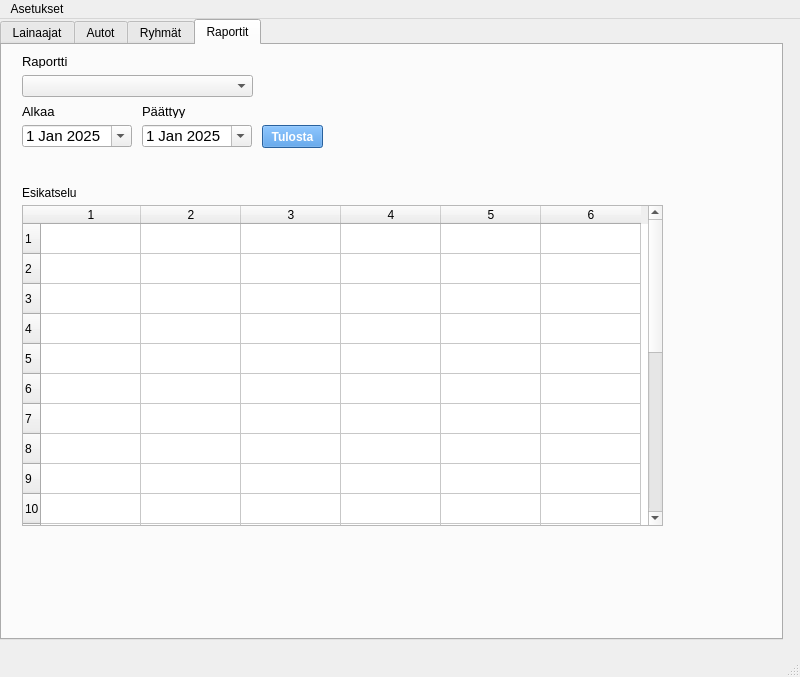
HennaSalla/Autolainaus, file administrative.ui: the form before one commit.
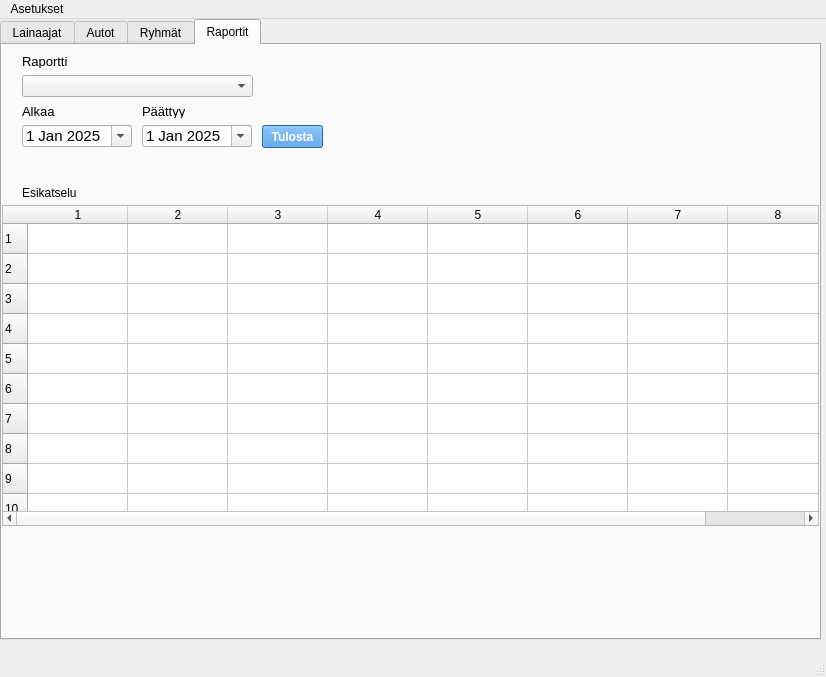
The form after the commit. The open tabs and pages were chosen to show the change. Icons and pictures are not drawn.

```diff
--- a/administrative.ui
+++ b/administrative.ui
@@ -6,7 +6,7 @@
    <rect>
     <x>0</x>
     <y>0</y>
-    <width>800</width>
+    <width>826</width>
     <height>677</height>
    </rect>
   </property>
@@ -22,7 +22,7 @@
      <rect>
       <x>0</x>
       <y>0</y>
-      <width>783</width>
+      <width>821</width>
       <height>621</height>
      </rect>
     </property>
@@ -991,9 +991,9 @@
      <widget class="QTableWidget" name="tableWidget">
       <property name="geometry">
        <rect>
-        <x>20</x>
+        <x>0</x>
         <y>160</y>
-        <width>641</width>
+        <width>831</width>
         <height>321</height>
        </rect>
       </property>
@@ -1001,10 +1001,10 @@
        <cursorShape>ForbiddenCursor</cursorShape>
       </property>
       <property name="rowCount">
-       <number>22</number>
+       <number>100</number>
       </property>
       <property name="columnCount">
-       <number>6</number>
+       <number>8</number>
       </property>
       <row/>
       <row/>
@@ -1028,6 +1028,86 @@
       <row/>
       <row/>
       <row/>
+      <row/>
+      <row/>
+      <row/>
+      <row/>
+      <row/>
+      <row/>
+      <row/>
+      <row/>
+      <row/>
+      <row/>
+      <row/>
+      <row/>
+      <row/>
+      <row/>
+      <row/>
+      <row/>
+      <row/>
+      <row/>
+      <row/>
+      <row/>
+      <row/>
+      <row/>
+      <row/>
+      <row/>
+      <row/>
+      <row/>
+      <row/>
+      <row/>
+      <row/>
+      <row/>
+      <row/>
+      <row/>
+      <row/>
+      <row/>
+      <row/>
+      <row/>
+      <row/>
+      <row/>
+      <row/>
+      <row/>
+      <row/>
+      <row/>
+      <row/>
+      <row/>
+      <row/>
+      <row/>
+      <row/>
+      <row/>
+      <row/>
+      <row/>
+      <row/>
+      <row/>
+      <row/>
+      <row/>
+      <row/>
+      <row/>
+      <row/>
+      <row/>
+      <row/>
+      <row/>
+      <row/>
+      <row/>
+      <row/>
+      <row/>
+      <row/>
+      <row/>
+      <row/>
+      <row/>
+      <row/>
+      <row/>
+      <row/>
+      <row/>
+      <row/>
+      <row/>
+      <row/>
+      <row/>
+      <row/>
+      <row/>
+      <column/>
+      <column/>
       <column/>
       <column/>
       <column/>
@@ -1056,7 +1136,7 @@
     <rect>
      <x>0</x>
      <y>0</y>
-     <width>800</width>
+     <width>826</width>
      <height>33</height>
     </rect>
    </property>
```
Left out of the diff: 4 changed lines with no effect on the pictures.
